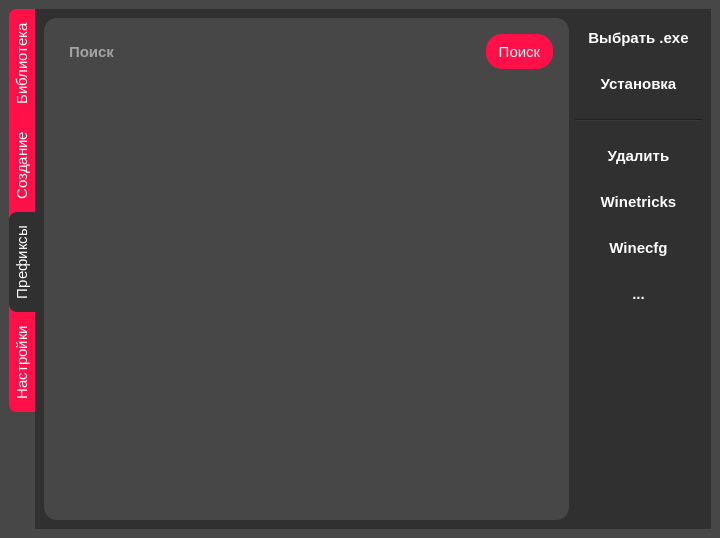
Above: code_files/untitled.ui from magiclinuxoid/GamesForLinux before the change. Below: the same form after it.
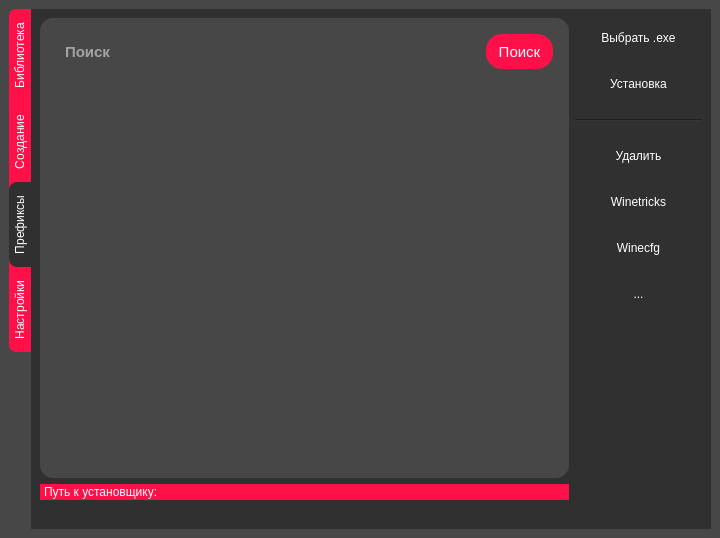
That is the form after the change. The open tabs and pages were chosen to show the change. Icons and pictures are not drawn.

Patch:
```diff
--- a/code_files/untitled.ui
+++ b/code_files/untitled.ui
@@ -483,41 +483,7 @@
     </sizepolicy>
    </property>
    <property name="styleSheet">
-    <string notr="true">QTabBar::tab:selected{
-background-color: rgb(48, 48, 48);
-color: rgb(255, 255, 255);
-}
-QTabBar::tab:hover {}
-QTabBar{
-background-color:rgb(255, 16, 72);
-border-top-left-radius: 8px;
-border-bottom-left-radius: 8px;
-color: rgb(255, 255, 255);
-font:  11pt;
-}
-QToolButton{
-background-color: transparent;
-border:none;
-font:  11pt;
-font-weight:900;
-color: rgb(255, 255, 255);
-}
-QTabWidget{
-background-color: rgb(48, 48, 48);
-border:none;
-}
-QTabBar::tab {
-	background-color: rgb(255, 16, 72);
-    border-top-left-radius: 8px;
-    border-bottom-left-radius: 8px;
-    padding-bottom:13px;
-	padding-top:13px;
-	padding-left:4px;
-	padding-right:4px;
-    border:15px;
-}
-
-</string>
+    <string notr="true"/>
    </property>
    <layout class="QHBoxLayout" name="horizontalLayout_3">
     <item>
@@ -541,13 +507,53 @@
        <bool>false</bool>
       </property>
       <property name="styleSheet">
-       <string notr="true"/>
+       <string notr="true">QToolButton::checked{
+border-radius:10px;
+font: 16pt &quot;Franxurter Totally&quot;;
+background-color: rgb(255, 16, 72);
+}
+QToolButton{
+background-color: transparent;
+border:none;
+color: rgb(255, 255, 255);
+border-radius:10px;
+font: 16pt &quot;Franxurter Totally&quot;;
+background-color: rgb(255, 16, 72);
+}
+QTabBar::tab:selected{
+background-color: rgb(48, 48, 48);
+color: rgb(255, 255, 255);
+}
+
+QTabBar{
+background-color:rgb(255, 16, 72);
+border-top-left-radius: 8px;
+border-bottom-left-radius: 8px;
+color: rgb(255, 255, 255);
+font: 14pt &quot;Franxurter Totally&quot;;
+}
+QTabWidget{
+background-color: rgb(48, 48, 48);
+border:none;
+}
+QTabBar::tab {
+	background-color: rgb(255, 16, 72);
+    border-top-left-radius: 8px;
+    border-bottom-left-radius: 8px;
+    padding-bottom:13px;
+	padding-top:13px;
+	padding-left:4px;
+	padding-right:4px;
+    border:15px;
+}
+
+</string>
       </property>
       <property name="tabPosition">
        <enum>QTabWidget::West</enum>
       </property>
       <property name="currentIndex">
-       <number>2</number>
+       <number>0</number>
       </property>
       <property name="iconSize">
        <size>
@@ -875,7 +881,7 @@
                  <property name="styleSheet">
                   <string notr="true">border: 1px 1px 0px 1px;
 color: rgb(255, 255, 255);
-</string>
+font: 16pt &quot;Franxurter Totally&quot;;</string>
                  </property>
                  <property name="placeholderText">
                   <string>Поиск</string>
@@ -932,8 +938,7 @@
 QListWidget{
 color:rgb(255, 255, 255);
 background-color: rgb(71, 71, 71);
-font:11pt;
-font-weight:900;
+font: 16pt &quot;Franxurter Totally&quot;;
 border:none;
 border-radius:13px;
 padding:5px;
@@ -1545,7 +1550,7 @@
                    <property name="styleSheet">
                     <string notr="true">border: 1px 1px 0px 1px;
 color: rgb(255, 255, 255);
-</string>
+font: 16pt &quot;Franxurter Totally&quot;;</string>
                    </property>
                    <property name="placeholderText">
                     <string>Поиск</string>
@@ -1696,8 +1701,7 @@
 background-color: rgb(255, 16, 72);
 border-radius:10px;
 border:none;
-font:11pt;
-font-weight:900;
+font: 16pt &quot;Franxurter Totally&quot;;
 padding:1px;
 color: rgb(255, 255, 255);</string>
             </property>
@@ -1727,8 +1731,7 @@
 background-color: rgb(255, 16, 72);
 border-radius:10px;
 border:none;
-font:11pt;
-font-weight:900;
+font: 16pt &quot;Franxurter Totally&quot;;
 padding:1px;
 color: rgb(255, 255, 255);</string>
             </property>
@@ -1863,8 +1866,7 @@
 background-color: rgb(255, 16, 72);
 border-radius:10px;
 border:none;
-font:11pt;
-font-weight:900;
+font: 16pt &quot;Franxurter Totally&quot;;
 padding:5px;
 color: rgb(255, 255, 255);
 }
@@ -1985,6 +1987,7 @@
             <property name="styleSheet">
              <string notr="true">QToolButton::checked{
 border-radius:10px;
+font: 16pt &quot;Franxurter Totally&quot;;
 background-color: rgb(255, 16, 72);
 }</string>
             </property>
@@ -2191,6 +2194,22 @@
           </item>
          </layout>
         </item>
+        <item row="1" column="0">
+         <widget class="QLabel" name="label_5">
+          <property name="styleSheet">
+           <string notr="true">border-width: 1px;        
+background-color: rgb(255, 16, 72);
+border-radius:10px;
+border:none;
+font: 16pt &quot;Franxurter Totally&quot;;
+padding:1px;
+color: rgb(255, 255, 255);</string>
+          </property>
+          <property name="text">
+           <string>Путь к установщику:</string>
+          </property>
+         </widget>
+        </item>
         <item row="0" column="0">
          <widget class="QGroupBox" name="groupBox">
           <property name="sizePolicy">
@@ -2209,6 +2228,139 @@
 </string>
           </property>
           <layout class="QGridLayout" name="gridLayout_3">
+           <item row="4" column="0">
+            <widget class="QListWidget" name="listWidget_2">
+             <property name="sizePolicy">
+              <sizepolicy hsizetype="Expanding" vsizetype="Expanding">
+               <horstretch>0</horstretch>
+               <verstretch>0</verstretch>
+              </sizepolicy>
+             </property>
+             <property name="minimumSize">
+              <size>
+               <width>510</width>
+               <height>0</height>
+              </size>
+             </property>
+             <property name="whatsThis">
+              <string>&lt;html&gt;&lt;head/&gt;&lt;body&gt;&lt;p&gt;ваапвап&lt;/p&gt;&lt;/body&gt;&lt;/html&gt;</string>
+             </property>
+             <property name="styleSheet">
+              <string notr="true">QScrollBar:vertical {
+background-color: transparent;
+width: 25px;
+margin: 0px 0px 0px 0px;
+}
+QScrollBar::handle:vertical {
+border-radius: 5px;
+background: rgb(48, 48, 48);
+min-height: 48px;
+}
+
+/* This remvoes the bottom button by setting the height to 0px */
+QScrollBar::add-line:vertical {
+height: 0px;
+subcontrol-position: bottom;
+subcontrol-origin: margin;
+}
+
+/* This remvoes the top button by setting the height to 0px */
+QScrollBar::sub-line:vertical {
+height: 0px;
+subcontrol-position: top;
+subcontrol-origin: margin;
+}
+
+/* need this to get rid of crosshatching on scrollbar background */
+QScrollBar::add-page:vertical, QScrollBar::sub-page:vertical {
+background: none;
+}
+QListWidget{
+color:rgb(255, 255, 255);
+background-color: rgb(71, 71, 71);
+font: 16pt &quot;Franxurter Totally&quot;;
+border:none;
+border-radius:13px;
+padding:5px;
+
+}
+QListWidget::item::selected{
+padding:-0px;
+border-radius:7px;
+background-color:  rgb(255, 16, 72);
+color:rgb(255, 255, 255);
+}
+QListWidget::item{
+padding:5px;
+color:rrgb(255, 16, 72);
+}</string>
+             </property>
+             <property name="frameShape">
+              <enum>QFrame::WinPanel</enum>
+             </property>
+             <property name="showDropIndicator" stdset="0">
+              <bool>false</bool>
+             </property>
+             <property name="dragDropMode">
+              <enum>QAbstractItemView::NoDragDrop</enum>
+             </property>
+             <property name="iconSize">
+              <size>
+               <width>13</width>
+               <height>13</height>
+              </size>
+             </property>
+             <property name="isWrapping" stdset="0">
+              <bool>false</bool>
+             </property>
+            </widget>
+           </item>
+           <item row="3" column="2">
+            <widget class="QToolButton" name="toolButton">
+             <property name="sizePolicy">
+              <sizepolicy hsizetype="Fixed" vsizetype="Fixed">
+               <horstretch>0</horstretch>
+               <verstretch>0</verstretch>
+              </sizepolicy>
+             </property>
+             <property name="minimumSize">
+              <size>
+               <width>0</width>
+               <height>0</height>
+              </size>
+             </property>
+             <property name="baseSize">
+              <size>
+               <width>0</width>
+               <height>0</height>
+              </size>
+             </property>
+             <property name="styleSheet">
+              <string notr="true">QToolButton{
+border-radius:16px;
+background-color: rgb(255, 16, 72);
+border:none;
+font:  11pt;
+}</string>
+             </property>
+             <property name="text">
+              <string>Поиск</string>
+             </property>
+             <property name="icon">
+              <iconset resource="resource.qrc">
+               <normaloff>:/newPrefix/img/search-3-16.ico</normaloff>:/newPrefix/img/search-3-16.ico</iconset>
+             </property>
+             <property name="toolButtonStyle">
+              <enum>Qt::ToolButtonIconOnly</enum>
+             </property>
+             <property name="autoRaise">
+              <bool>false</bool>
+             </property>
+             <property name="arrowType">
+              <enum>Qt::NoArrow</enum>
+             </property>
+            </widget>
+           </item>
            <item row="3" column="0">
             <widget class="QLineEdit" name="lineEdit_2">
              <property name="enabled">
@@ -2437,6 +2589,7 @@
              <property name="styleSheet">
               <string notr="true">border: 1px 1px 0px 1px;
 color: rgb(255, 255, 255);
+font: 16pt &quot;Franxurter Totally&quot;;
 </string>
              </property>
              <property name="text">
@@ -2459,52 +2612,6 @@
              </property>
             </widget>
            </item>
-           <item row="3" column="2">
-            <widget class="QToolButton" name="toolButton">
-             <property name="sizePolicy">
-              <sizepolicy hsizetype="Fixed" vsizetype="Fixed">
-               <horstretch>0</horstretch>
-               <verstretch>0</verstretch>
-              </sizepolicy>
-             </property>
-             <property name="minimumSize">
-              <size>
-               <width>0</width>
-               <height>0</height>
-              </size>
-             </property>
-             <property name="baseSize">
-              <size>
-               <width>0</width>
-               <height>0</height>
-              </size>
-             </property>
-             <property name="styleSheet">
-              <string notr="true">QToolButton{
-border-radius:16px;
-background-color: rgb(255, 16, 72);
-border:none;
-font:  11pt;
-}</string>
-             </property>
-             <property name="text">
-              <string>Поиск</string>
-             </property>
-             <property name="icon">
-              <iconset resource="resource.qrc">
-               <normaloff>:/newPrefix/img/search-3-16.ico</normaloff>:/newPrefix/img/search-3-16.ico</iconset>
-             </property>
-             <property name="toolButtonStyle">
-              <enum>Qt::ToolButtonIconOnly</enum>
-             </property>
-             <property name="autoRaise">
-              <bool>false</bool>
-             </property>
-             <property name="arrowType">
-              <enum>Qt::NoArrow</enum>
-             </property>
-            </widget>
-           </item>
            <item row="3" column="1">
             <widget class="QToolButton" name="toolButton_2">
              <property name="minimumSize">
@@ -2537,97 +2644,16 @@
              </property>
             </widget>
            </item>
-           <item row="4" column="0">
-            <widget class="QListWidget" name="listWidget_2">
-             <property name="sizePolicy">
-              <sizepolicy hsizetype="Expanding" vsizetype="Expanding">
-               <horstretch>0</horstretch>
-               <verstretch>0</verstretch>
-              </sizepolicy>
-             </property>
-             <property name="minimumSize">
-              <size>
-               <width>510</width>
-               <height>0</height>
-              </size>
-             </property>
-             <property name="whatsThis">
-              <string>&lt;html&gt;&lt;head/&gt;&lt;body&gt;&lt;p&gt;ваапвап&lt;/p&gt;&lt;/body&gt;&lt;/html&gt;</string>
-             </property>
-             <property name="styleSheet">
-              <string notr="true">QScrollBar:vertical {
-background-color: transparent;
-width: 25px;
-margin: 0px 0px 0px 0px;
-}
-QScrollBar::handle:vertical {
-border-radius: 5px;
-background: rgb(48, 48, 48);
-min-height: 48px;
-}
-
-/* This remvoes the bottom button by setting the height to 0px */
-QScrollBar::add-line:vertical {
-height: 0px;
-subcontrol-position: bottom;
-subcontrol-origin: margin;
-}
-
-/* This remvoes the top button by setting the height to 0px */
-QScrollBar::sub-line:vertical {
-height: 0px;
-subcontrol-position: top;
-subcontrol-origin: margin;
-}
-
-/* need this to get rid of crosshatching on scrollbar background */
-QScrollBar::add-page:vertical, QScrollBar::sub-page:vertical {
-background: none;
-}
-QListWidget{
-color:rgb(255, 255, 255);
-background-color: rgb(71, 71, 71);
-font:11pt;
-font-weight:900;
-border:none;
-border-radius:13px;
-padding:5px;
-
-}
-QListWidget::item::selected{
-padding:-0px;
-border-radius:7px;
-background-color:  rgb(255, 16, 72);
-color:rgb(255, 255, 255);
-}
-QListWidget::item{
-padding:5px;
-color:rrgb(255, 16, 72);
-}</string>
-             </property>
-             <property name="frameShape">
-              <enum>QFrame::WinPanel</enum>
-             </property>
-             <property name="showDropIndicator" stdset="0">
-              <bool>false</bool>
-             </property>
-             <property name="dragDropMode">
-              <enum>QAbstractItemView::NoDragDrop</enum>
-             </property>
-             <property name="iconSize">
-              <size>
-               <width>13</width>
-               <height>13</height>
-              </size>
-             </property>
-             <property name="isWrapping" stdset="0">
-              <bool>false</bool>
-             </property>
-            </widget>
-           </item>
           </layout>
          </widget>
         </item>
+        <item row="2" column="0">
+         <widget class="QLabel" name="label_6">
+          <property name="text">
+           <string/>
+          </property>
+         </widget>
+        </item>
        </layout>
       </widget>
       <widget class="QWidget" name="tab_4">
```
